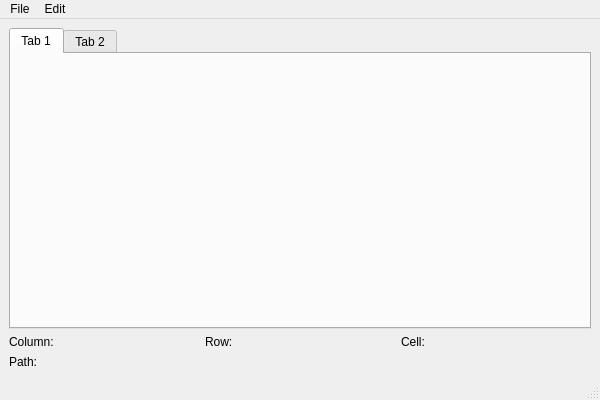
This is res/ui/main.ui in stefanbenderskiy/Table-Wizard as Qt 5 draws it before an edit. The edited form follows.
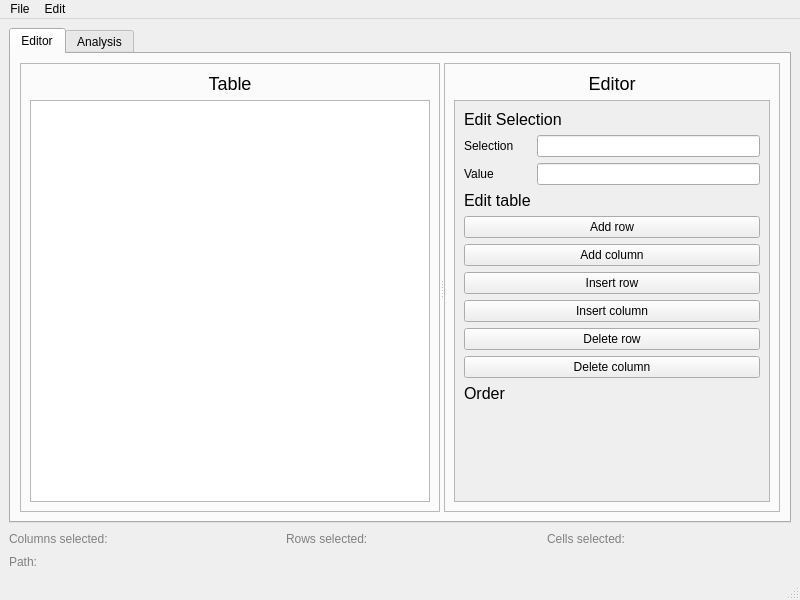
This is the edited form.

What changed in the file:
```diff
--- a/res/ui/main.ui
+++ b/res/ui/main.ui
@@ -6,8 +6,8 @@
    <rect>
     <x>0</x>
     <y>0</y>
-    <width>600</width>
-    <height>400</height>
+    <width>800</width>
+    <height>600</height>
    </rect>
   </property>
   <property name="sizePolicy">
@@ -18,14 +18,20 @@
   </property>
   <property name="minimumSize">
    <size>
-    <width>600</width>
-    <height>400</height>
+    <width>800</width>
+    <height>600</height>
    </size>
   </property>
   <property name="windowTitle">
    <string>Table-Wizard</string>
   </property>
   <widget class="QWidget" name="centralwidget">
+   <property name="cursor">
+    <cursorShape>IBeamCursor</cursorShape>
+   </property>
+   <property name="styleSheet">
+    <string notr="true"/>
+   </property>
    <layout class="QHBoxLayout" name="horizontalLayout_2">
     <item>
      <layout class="QVBoxLayout" name="central_vertical_layout">
@@ -36,46 +42,305 @@
         </property>
         <widget class="QWidget" name="tab">
          <attribute name="title">
-          <string>Tab 1</string>
+          <string>Editor</string>
          </attribute>
+         <layout class="QVBoxLayout" name="verticalLayout">
+          <item>
+           <widget class="QSplitter" name="splitter">
+            <property name="orientation">
+             <enum>Qt::Horizontal</enum>
+            </property>
+            <widget class="QFrame" name="table_frame">
+             <property name="minimumSize">
+              <size>
+               <width>400</width>
+               <height>0</height>
+              </size>
+             </property>
+             <property name="frameShape">
+              <enum>QFrame::StyledPanel</enum>
+             </property>
+             <property name="frameShadow">
+              <enum>QFrame::Raised</enum>
+             </property>
+             <layout class="QGridLayout" name="gridLayout">
+              <item row="1" column="0">
+               <widget class="QTableWidget" name="editor_table_widget"/>
+              </item>
+              <item row="0" column="0">
+               <widget class="QLabel" name="editor_table_label">
+                <property name="styleSheet">
+                 <string notr="true">font-size:18px;</string>
+                </property>
+                <property name="text">
+                 <string>Table</string>
+                </property>
+                <property name="alignment">
+                 <set>Qt::AlignCenter</set>
+                </property>
+               </widget>
+              </item>
+             </layout>
+            </widget>
+            <widget class="QFrame" name="editor_frame">
+             <property name="minimumSize">
+              <size>
+               <width>200</width>
+               <height>0</height>
+              </size>
+             </property>
+             <property name="frameShape">
+              <enum>QFrame::StyledPanel</enum>
+             </property>
+             <property name="frameShadow">
+              <enum>QFrame::Raised</enum>
+             </property>
+             <layout class="QVBoxLayout" name="verticalLayout_3">
+              <item>
+               <layout class="QVBoxLayout" name="editor_frame_vertical_layout">
+                <item>
+                 <widget class="QLabel" name="editor_label">
+                  <property name="styleSheet">
+                   <string notr="true">font-size:18px;</string>
+                  </property>
+                  <property name="text">
+                   <string>Editor</string>
+                  </property>
+                  <property name="textFormat">
+                   <enum>Qt::AutoText</enum>
+                  </property>
+                  <property name="alignment">
+                   <set>Qt::AlignCenter</set>
+                  </property>
+                 </widget>
+                </item>
+                <item>
+                 <widget class="QScrollArea" name="editor_tools_scroll_area">
+                  <property name="widgetResizable">
+                   <bool>true</bool>
+                  </property>
+                  <widget class="QWidget" name="editor_tools_widget">
+                   <property name="geometry">
+                    <rect>
+                     <x>0</x>
+                     <y>0</y>
+                     <width>293</width>
+                     <height>368</height>
+                    </rect>
+                   </property>
+                   <layout class="QGridLayout" name="gridLayout_2">
+                    <item row="1" column="0">
+                     <widget class="QLabel" name="selection_label">
+                      <property name="text">
+                       <string>Selection</string>
+                      </property>
+                     </widget>
+                    </item>
+                    <item row="10" column="0">
+                     <widget class="QLabel" name="editor_tools_order_label">
+                      <property name="styleSheet">
+                       <string notr="true">font-size:16px;</string>
+                      </property>
+                      <property name="text">
+                       <string>Order</string>
+                      </property>
+                     </widget>
+                    </item>
+                    <item row="4" column="0" colspan="2">
+                     <widget class="QPushButton" name="add_row_button">
+                      <property name="text">
+                       <string>Add row</string>
+                      </property>
+                      <property name="checkable">
+                       <bool>false</bool>
+                      </property>
+                     </widget>
+                    </item>
+                    <item row="0" column="0" colspan="2">
+                     <widget class="QLabel" name="label">
+                      <property name="styleSheet">
+                       <string notr="true">font-size:16px</string>
+                      </property>
+                      <property name="text">
+                       <string>Edit Selection</string>
+                      </property>
+                     </widget>
+                    </item>
+                    <item row="6" column="0" colspan="2">
+                     <widget class="QPushButton" name="insert_row_button">
+                      <property name="text">
+                       <string>Insert row</string>
+                      </property>
+                     </widget>
+                    </item>
+                    <item row="5" column="0" colspan="2">
+                     <widget class="QPushButton" name="add_column_button">
+                      <property name="text">
+                       <string>Add column</string>
+                      </property>
+                     </widget>
+                    </item>
+                    <item row="2" column="0">
+                     <widget class="QLabel" name="value_label">
+                      <property name="text">
+                       <string>Value</string>
+                      </property>
+                     </widget>
+                    </item>
+                    <item row="3" column="0">
+                     <widget class="QLabel" name="editor_tools_edit_label">
+                      <property name="styleSheet">
+                       <string notr="true">font-size:16px</string>
+                      </property>
+                      <property name="text">
+                       <string>Edit table</string>
+                      </property>
+                     </widget>
+                    </item>
+                    <item row="8" column="0" colspan="2">
+                     <widget class="QPushButton" name="pushButton_2">
+                      <property name="text">
+                       <string>Delete row</string>
+                      </property>
+                     </widget>
+                    </item>
+                    <item row="7" column="0" colspan="2">
+                     <widget class="QPushButton" name="pushButton">
+                      <property name="text">
+                       <string>Insert column</string>
+                      </property>
+                     </widget>
+                    </item>
+                    <item row="9" column="0" colspan="2">
+                     <widget class="QPushButton" name="pushButton_3">
+                      <property name="text">
+                       <string>Delete column</string>
+                      </property>
+                     </widget>
+                    </item>
+                    <item row="2" column="1">
+                     <widget class="QLineEdit" name="lineEdit"/>
+                    </item>
+                    <item row="11" column="0">
+                     <spacer name="verticalSpacer">
+                      <property name="orientation">
+                       <enum>Qt::Vertical</enum>
+                      </property>
+                      <property name="sizeHint" stdset="0">
+                       <size>
+                        <width>20</width>
+                        <height>40</height>
+                       </size>
+                      </property>
+                     </spacer>
+                    </item>
+                    <item row="1" column="1">
+                     <widget class="QLineEdit" name="lineEdit_2">
+                      <property name="text">
+                       <string/>
+                      </property>
+                     </widget>
+                    </item>
+                   </layout>
+                  </widget>
+                 </widget>
+                </item>
+               </layout>
+              </item>
+             </layout>
+            </widget>
+           </widget>
+          </item>
+         </layout>
         </widget>
         <widget class="QWidget" name="tab_2">
          <attribute name="title">
-          <string>Tab 2</string>
+          <string>Analysis</string>
          </attribute>
         </widget>
        </widget>
       </item>
       <item>
        <layout class="QGridLayout" name="bottom_grid_layout">
-        <item row="0" column="1">
-         <widget class="QLabel" name="central_info_label">
-          <property name="text">
-           <string>Row:</string>
-          </property>
-         </widget>
-        </item>
         <item row="0" column="2">
-         <widget class="QLabel" name="right_info_label">
+         <widget class="QLabel" name="rows_selected_label">
+          <property name="styleSheet">
+           <string notr="true">color:gray</string>
+          </property>
           <property name="text">
-           <string>Cell:</string>
+           <string>Rows selected:</string>
+          </property>
+         </widget>
+        </item>
+        <item row="0" column="4">
+         <widget class="QLabel" name="cells_selected_label">
+          <property name="styleSheet">
+           <string notr="true">color:gray</string>
+          </property>
+          <property name="text">
+           <string>Cells selected:</string>
           </property>
          </widget>
         </item>
         <item row="0" column="0">
-         <widget class="QLabel" name="left_info_label">
+         <widget class="QLabel" name="columns_selected_label">
+          <property name="styleSheet">
+           <string notr="true">color:gray</string>
+          </property>
           <property name="text">
-           <string>Column:</string>
+           <string>Columns selected:</string>
           </property>
          </widget>
         </item>
-        <item row="1" column="0" colspan="3">
-         <widget class="QLabel" name="bottom_info_label">
+        <item row="1" column="0" colspan="5">
+         <widget class="QLabel" name="path_label">
+          <property name="styleSheet">
+           <string notr="true">color:gray</string>
+          </property>
           <property name="text">
            <string>Path:</string>
           </property>
          </widget>
         </item>
+        <item row="0" column="5">
+         <spacer name="horizontalSpacer_4">
+          <property name="orientation">
+           <enum>Qt::Horizontal</enum>
+          </property>
+          <property name="sizeHint" stdset="0">
+           <size>
+            <width>40</width>
+            <height>20</height>
+           </size>
+          </property>
+         </spacer>
+        </item>
+        <item row="0" column="3">
+         <spacer name="horizontalSpacer_3">
+          <property name="orientation">
+           <enum>Qt::Horizontal</enum>
+          </property>
+          <property name="sizeHint" stdset="0">
+           <size>
+            <width>40</width>
+            <height>20</height>
+           </size>
+          </property>
+         </spacer>
+        </item>
+        <item row="0" column="1">
+         <spacer name="horizontalSpacer_2">
+          <property name="orientation">
+           <enum>Qt::Horizontal</enum>
+          </property>
+          <property name="sizeHint" stdset="0">
+           <size>
+            <width>40</width>
+            <height>20</height>
+           </size>
+          </property>
+         </spacer>
+        </item>
        </layout>
       </item>
      </layout>
@@ -87,8 +352,8 @@
     <rect>
      <x>0</x>
      <y>0</y>
-     <width>600</width>
-     <height>21</height>
+     <width>800</width>
+     <height>26</height>
     </rect>
    </property>
    <widget class="QMenu" name="menuFile">
```
Left out of the diff: 7 changed lines with no effect on the pictures.
